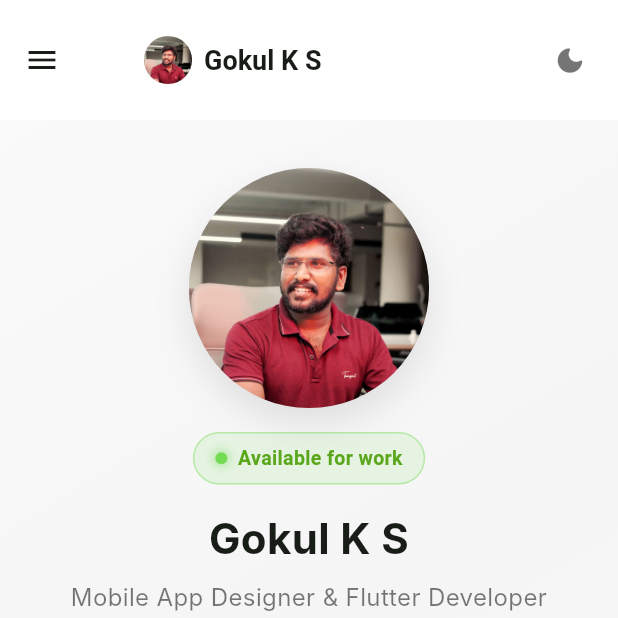
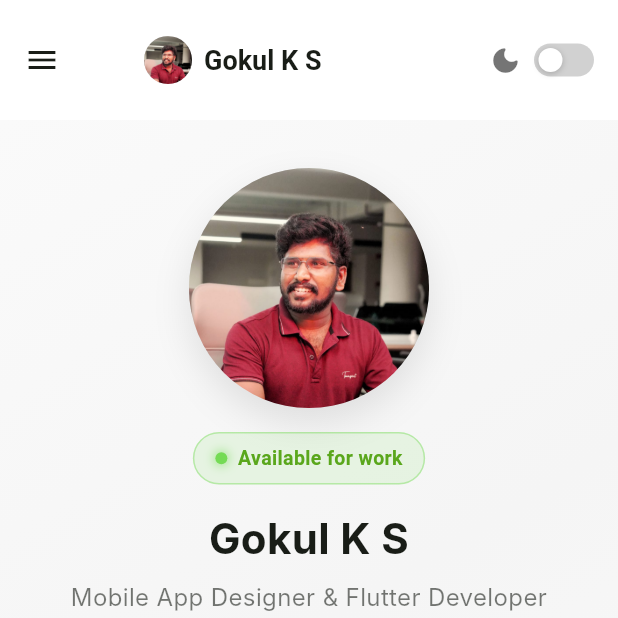
Before and after one commit to gokulekd/gokul_portfolio, a Flutter app: the AboutPage screen opened by its route, on a phone screen of 412 x 824 dp, the top half of it. Run offline on Flutter 3.47's test engine with Material 3 defaults, Android fonts, the phone set to English and light mode, and no system bars; our stand-ins replace cloud_firestore, file_picker, firebase_auth, firebase_core, firebase_messaging, flutter_riverpod and 7 more; missing offline and left inert: dart:js_interop; accounts and stored records are empty; network calls fail; Roboto replaces fonts that are missing (Inter, Manrope).

Commit message:
Add a switch beside the theme icon in the header
Pair the sun/moon icon with a small on/off switch (grey track in light
mode, green in dark mode); tapping either toggles the theme. The toggle
now watches the theme state directly, so it always reflects the current
mode.

Co-Authored-By: Claude Opus 5.5 <noreply@anthropic.com>

```diff
--- a/lib/features/portfolio/widgets/shared/app_bar.dart
+++ b/lib/features/portfolio/widgets/shared/app_bar.dart
@@ -3,6 +3,7 @@ import 'package:go_router/go_router.dart';
 import 'package:flutter_riverpod/flutter_riverpod.dart';
 import 'package:google_fonts/google_fonts.dart';
 
+import '../../../../core/config/app_colors.dart';
 import '../../models/firebase_content_models.dart';
 import '../../../../core/providers/portfolio_provider.dart';
 import '../../../../core/providers/theme_provider.dart';
@@ -207,20 +208,39 @@ Builder(builder: (context) {
     );
   }
 
+  /// Theme icon with an on/off switch beside it; tapping either toggles
+  /// between light and dark mode.
   Widget _buildThemeToggle(WidgetRef ref) {
-    final themeNotifier = ref.watch(themeProvider.notifier);
-    final isDark = themeNotifier.isDarkMode;
+    final isDark = ref.watch(themeProvider) == ThemeMode.dark;
+    final themeNotifier = ref.read(themeProvider.notifier);
+
     return Tooltip(
       message: isDark ? 'Switch to Light Mode' : 'Switch to Dark Mode',
-      child: IconButton(
-        onPressed: () => themeNotifier.toggleTheme(),
-        icon: AnimatedSwitcher(
+      child: Semantics(
+        button: true,
+        toggled: isDark,
+        label: 'Dark mode',
+        child: InkWell(
+          onTap: themeNotifier.toggleTheme,
+          borderRadius: BorderRadius.circular(999),
+          child: Padding(
+            padding: const EdgeInsets.symmetric(horizontal: 8, vertical: 6),
+            child: Row(
+              mainAxisSize: MainAxisSize.min,
+              children: [
+                AnimatedSwitcher(
                   duration: const Duration(milliseconds: 300),
                   child: Icon(
                     isDark ? Icons.light_mode_rounded : Icons.dark_mode_rounded,
                     key: ValueKey(isDark),
                     color: isDark ? Colors.amber : Colors.black54,
                     size: 22,
+                  ),
+                ),
+                const SizedBox(width: 8),
+                _ThemeSwitch(isOn: isDark),
+              ],
+            ),
           ),
         ),
       ),
@@ -230,3 +250,46 @@ Builder(builder: (context) {
   @override
   Size get preferredSize => const Size.fromHeight(80.0);
 }
+
+/// Compact switch drawn in the theme toggle: a grey track in light mode, a
+/// green track in dark mode, with the white knob sliding across.
+class _ThemeSwitch extends StatelessWidget {
+  const _ThemeSwitch({required this.isOn});
+
+  final bool isOn;
+
+  @override
+  Widget build(BuildContext context) {
+    return AnimatedContainer(
+      duration: const Duration(milliseconds: 220),
+      curve: Curves.easeOut,
+      width: 40,
+      height: 22,
+      padding: const EdgeInsets.all(3),
+      decoration: BoxDecoration(
+        color: isOn ? AppColors.primaryGreen : Colors.black.withValues(alpha: 0.18),
+        borderRadius: BorderRadius.circular(999),
+      ),
+      child: AnimatedAlign(
+        duration: const Duration(milliseconds: 220),
+        curve: Curves.easeOut,
+        alignment: isOn ? Alignment.centerRight : Alignment.centerLeft,
+        child: Container(
+          width: 16,
+          height: 16,
+          decoration: BoxDecoration(
+            color: Colors.white,
+            shape: BoxShape.circle,
+            boxShadow: [
+              BoxShadow(
+                color: Colors.black.withValues(alpha: 0.2),
+                blurRadius: 3,
+                offset: const Offset(0, 1),
+              ),
+            ],
+          ),
+        ),
+      ),
+    );
+  }
+}
```
Lines whose indentation alone changed are shown as unchanged.
